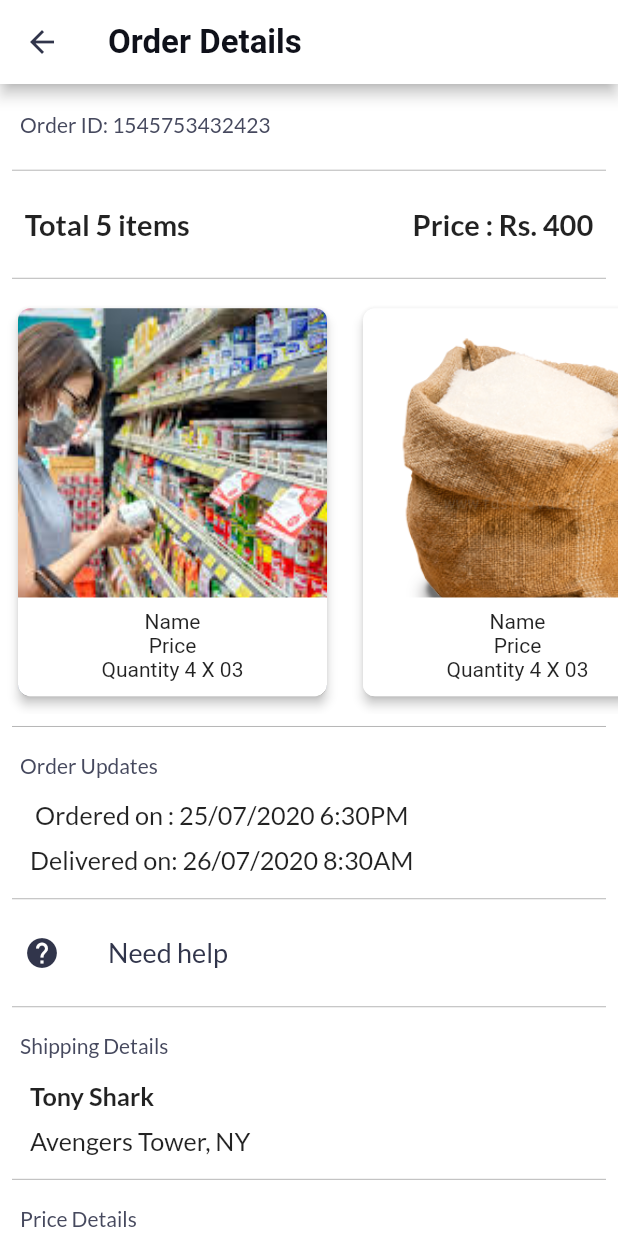
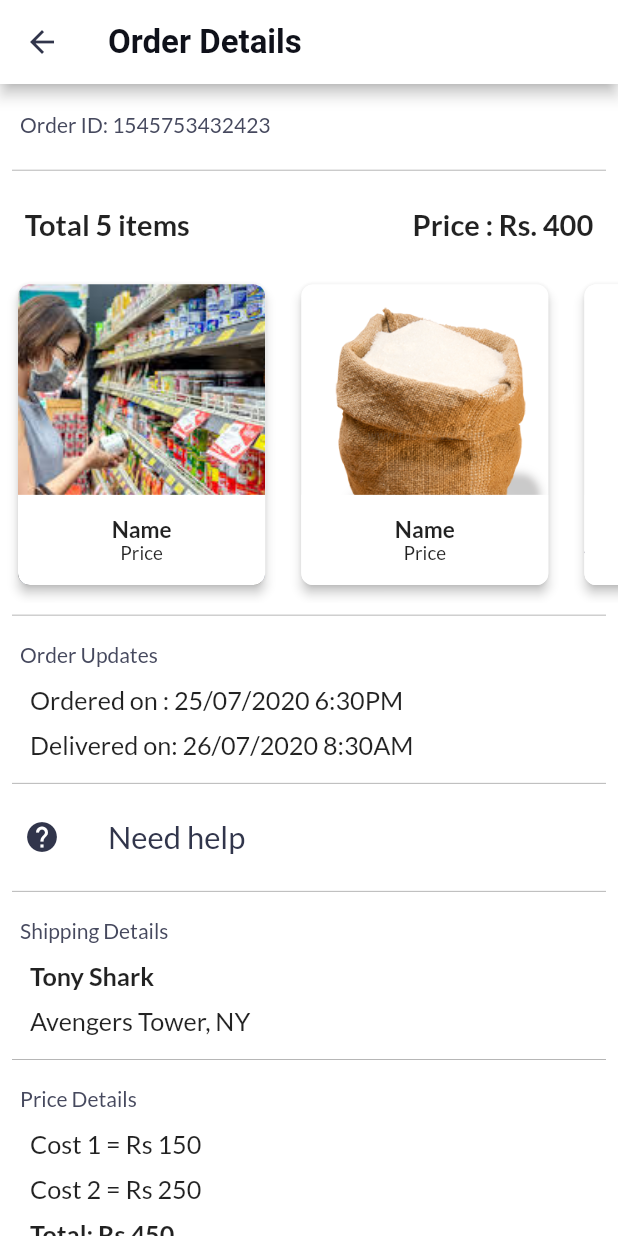
Before and after one commit to rajnis09/everly, a Flutter app: the OrderDetailsPage screen opened by its route, on a phone screen of 412 x 824 dp. Run offline on Flutter 3.47's test engine with Material 2 defaults, Android fonts, the phone set to English and light mode, and no system bars; our stand-ins replace connectivity, firebase_auth, firebase_messaging, flutter_speed_dial, flutter_swiper, google_fonts and 1 more; missing offline and left inert: qrscan; accounts and stored records are empty.

Commit message:
fixed some previous issues

```diff
--- a/lib/views/orders/order_details_page.dart
+++ b/lib/views/orders/order_details_page.dart
@@ -50,7 +50,7 @@ class _OrderDetailsPageState extends State<OrderDetailsPage> {
                 ),
                 divider,
                 Container(
-                  height: size.height * 0.45,
+                  height: size.height * 0.45 * 0.8,
                   width: double.infinity,
                   alignment: Alignment.centerLeft,
                   child: Column(
@@ -85,7 +85,6 @@ class _OrderDetailsPageState extends State<OrderDetailsPage> {
                           ],
                         ),
                       ),
-                      divider,
                       Expanded(
                         child: ListView.builder(
                             shrinkWrap: true,
@@ -99,8 +98,10 @@ class _OrderDetailsPageState extends State<OrderDetailsPage> {
                                   clipBehavior: Clip.antiAlias,
                                   shape: RoundedRectangleBorder(
                                       borderRadius: BorderRadius.circular(8.0)),
-                                  child: Container(
-                                      width: size.width * 0.5,
+                                  child: LayoutBuilder(
+                                      builder: (context, constraints) {
+                                    return Container(
+                                      width: size.width * 0.4,
                                       alignment: Alignment.bottomCenter,
                                       decoration: BoxDecoration(
                                         image: DecorationImage(
@@ -110,19 +111,40 @@ class _OrderDetailsPageState extends State<OrderDetailsPage> {
                                       ),
                                       child: Container(
                                         padding: const EdgeInsets.all(8.0),
-                                        alignment: Alignment.center,
-                                        height: size.width * 0.4 * 0.4,
+                                        alignment: Alignment.bottomCenter,
+                                        height: constraints.maxHeight * 0.3,
                                         width: double.infinity,
                                         color: Colors.white,
                                         child: Column(
+                                          mainAxisAlignment:
+                                              MainAxisAlignment.center,
                                           children: <Widget>[
                                             // This is to be filled by the data
-                                            Text('Name'),
-                                            Text('Price'),
-                                            Text('Quantity 4 X 03'),
+                                            Text(
+                                              'Name',
+                                              style: CustomThemeData.latoFont
+                                                  .copyWith(
+                                                      fontWeight:
+                                                          FontWeight.bold,
+                                                      fontSize: constraints
+                                                              .maxHeight *
+                                                          0.25 *
+                                                          0.3),
+                                            ),
+                                            Text(
+                                              'Price',
+                                              style: CustomThemeData.latoFont
+                                                  .copyWith(
+                                                      fontSize: constraints
+                                                              .maxHeight *
+                                                          0.25 *
+                                                          0.25),
+                                            ),
                                           ],
                                         ),
-                                      )),
+                                      ),
+                                    );
+                                  }),
                                 ),
                               );
                             }),
@@ -133,7 +155,6 @@ class _OrderDetailsPageState extends State<OrderDetailsPage> {
                 ),
                 Container(
                   width: double.infinity,
-                  height: size.height * 0.04,
                   padding: EdgeInsets.fromLTRB(
                       size.height * 0.058 * 0.28,
                       size.height * 0.03 * 0.39,
@@ -147,33 +168,36 @@ class _OrderDetailsPageState extends State<OrderDetailsPage> {
                   ),
                 ),
                 Container(
+                  width: double.infinity,
                   padding: EdgeInsets.only(left: 20.0, top: 8.0, bottom: 8.0),
                   child: Column(
+                    crossAxisAlignment: CrossAxisAlignment.start,
                     children: <Widget>[
-                      FittedBox(
+                      Container(
                         child: Text(
                           _dummyOrderUpdates[0],
                           textScaleFactor: 1.2,
-                        style: CustomThemeData.latoFont.copyWith(),
-                      )),
+                          style: CustomThemeData.latoFont,
+                        ),
+                      ),
                       SizedBox(height: 10),
-                      FittedBox(
+                      Container(
                         child: Text(
                           _dummyOrderUpdates[1],
                           textScaleFactor: 1.2,
-                        style: CustomThemeData.latoFont.copyWith(),
-                      )),
+                          style: CustomThemeData.latoFont,
+                        ),
+                      ),
                     ],
                   ),
                 ),
                 divider,
                 buildListItem(context, 'Need help', Icons.help, null, () {
                   Navigator.pushNamed(context, '/supportPage');
-                }),
+                }, size.height * 0.025),
                 divider,
                 Container(
                   width: double.infinity,
-                  height: size.height * 0.04,
                   padding: EdgeInsets.fromLTRB(
                       size.height * 0.058 * 0.28,
                       size.height * 0.03 * 0.39,
@@ -213,7 +237,6 @@ class _OrderDetailsPageState extends State<OrderDetailsPage> {
                 divider,
                 Container(
                   width: double.infinity,
-                  height: size.height * 0.04,
                   padding: EdgeInsets.fromLTRB(
                       size.height * 0.058 * 0.28,
                       size.height * 0.03 * 0.39,
--- a/lib/widgets/build_list_items.dart
+++ b/lib/widgets/build_list_items.dart
@@ -3,7 +3,7 @@ import 'package:flutter/material.dart';
 import '../utils/theme/theme_data.dart';
 
 Widget buildListItem(BuildContext context, String title, IconData iconData,
-    Widget trailing, Function onPressed) {
+    Widget trailing, Function onPressed, double fontSize) {
   return Theme(
     data: ThemeData(
         splashColor: Colors.transparent, highlightColor: Colors.transparent),
@@ -13,7 +13,7 @@ Widget buildListItem(BuildContext context, String title, IconData iconData,
         title,
         style: CustomThemeData.latoFont.copyWith(
           color: CustomThemeData.blackColorShade2,
-          fontSize: 18,
+          fontSize: fontSize,
         ),
       ),
       trailing: trailing,
@@ -23,8 +23,8 @@ Widget buildListItem(BuildContext context, String title, IconData iconData,
 }
 
 final divider = Divider(
-    color: CustomThemeData.greyColorShade,
-    thickness: .5,
-    indent: 8,
-    endIndent: 8,
-  );
+  color: CustomThemeData.greyColorShade,
+  thickness: .5,
+  indent: 8,
+  endIndent: 8,
+);
--- a/pubspec.yaml
+++ b/pubspec.yaml
@@ -25,7 +25,6 @@ dependencies:
   qrscan:
   image_picker:
 
-
   cupertino_icons: ^0.1.3
 
 dev_dependencies:
```
Also changed, not shown: lib/views/profile/profile_page.dart (+8 -4 lines), lib/views/settings/about_page.dart (+11 -6 lines), lib/views/settings/settings_page.dart (+12 -10 lines), 1 other file. Lines whose indentation alone changed are shown as unchanged.
